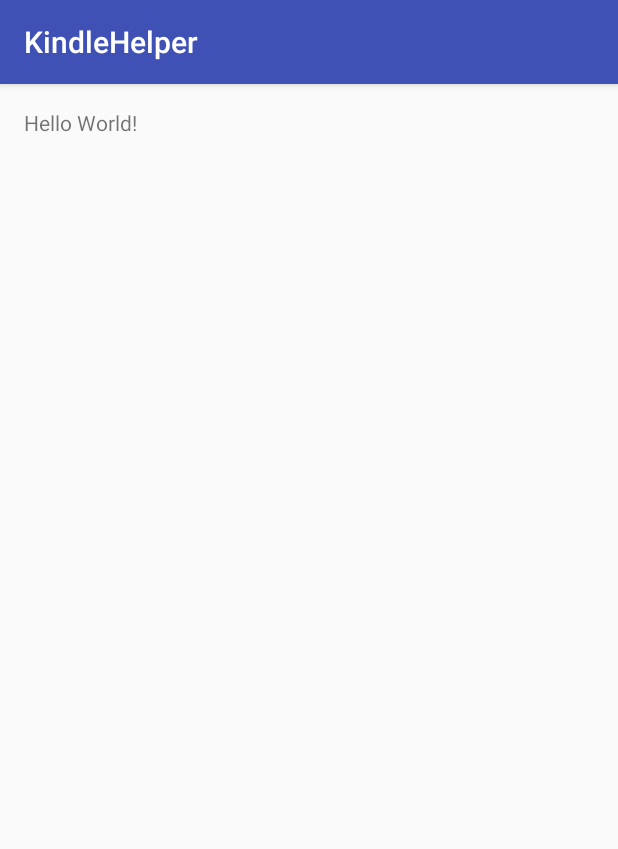
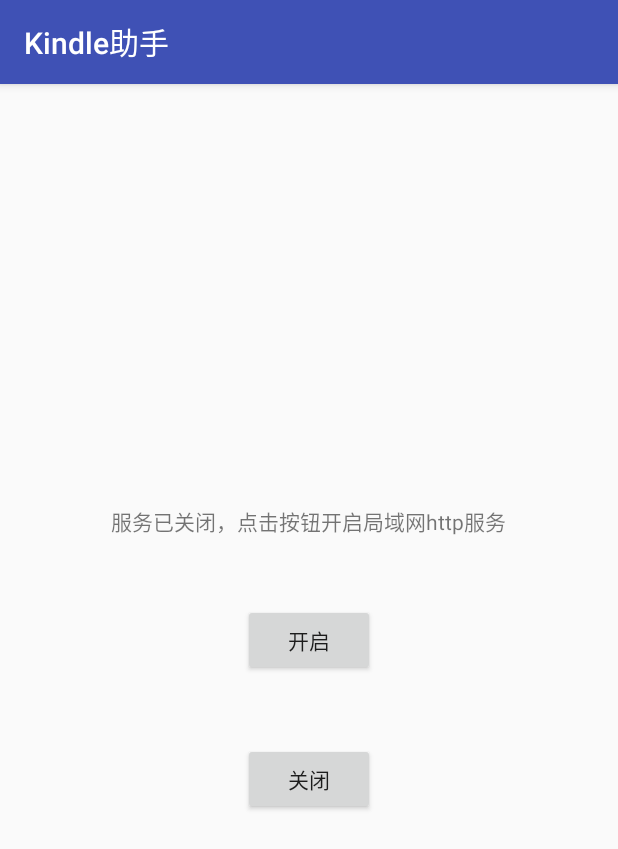
Before and after one commit to Ericwyn/KindleHelper, an Android app: the screen it shows after launch (MainActivity), on a phone screen of 412 x 824 dp. Shown: the top 849 px of the screen. Run offline under Robolectric (Android 15) with nearby library versions, the light colour scheme and no system bars; libraries missing offline, so code that uses them is left out: org.nanohttpd.protocols.

Commit message:
完成了内联网类的编写，成功开启Android端的http服务

```diff
--- a/app/src/main/AndroidManifest.xml
+++ b/app/src/main/AndroidManifest.xml
@@ -1,7 +1,7 @@
 <?xml version="1.0" encoding="utf-8"?>
 <manifest xmlns:android="http://schemas.android.com/apk/res/android"
           package="ericwyn.kindlehelper">
-
+    <uses-permission android:name="android.permission.INTERNET"/>
     <application
         android:allowBackup="true"
         android:icon="@mipmap/ic_launcher"
--- /dev/null
+++ b/app/src/main/java/ericwyn/kindlehelper/HttpServer.java
@@ -0,0 +1,35 @@
+package ericwyn.kindlehelper;
+
+import org.nanohttpd.protocols.http.IHTTPSession;
+import org.nanohttpd.protocols.http.NanoHTTPD;
+import org.nanohttpd.protocols.http.response.Response;
+
+import java.util.Map;
+
+import static org.nanohttpd.protocols.http.response.Response.newFixedLengthResponse;
+
+/**
+ * http服务类
+ * Created by Ericwyn on 2017/2/1.
+ */
+
+public class HttpServer extends NanoHTTPD{
+    public static final int DEFAULT_SERVER_PORT=8080;
+
+    public HttpServer(){
+        super(DEFAULT_SERVER_PORT);
+    }
+
+    @Override
+    public Response serve(IHTTPSession session) {
+        String msg = "<html><body><h1>这是Android服务器上面的一个网页</h1>\n";
+        Map<String, String> parms = session.getParms();
+        if (parms.get("username") == null) {
+            msg += "<form action='?' method='get'>\n  <p>Your name: <input type='text' name='username'></p>\n" + "</form>\n";
+        } else {
+            msg += "<p>Hello, " + parms.get("username") + "!</p>";
+        }
+        return newFixedLengthResponse(msg + "</body></html>\n");
+    }
+
+}
--- a/app/src/main/java/ericwyn/kindlehelper/MainActivity.java
+++ b/app/src/main/java/ericwyn/kindlehelper/MainActivity.java
@@ -1,13 +1,59 @@
 package ericwyn.kindlehelper;
 
+import android.os.Bundle;
 import android.support.v7.app.AppCompatActivity;
-import android.os.Bundle;
+import android.view.View;
+import android.widget.Button;
+import android.widget.TextView;
+
+import java.io.IOException;
 
 public class MainActivity extends AppCompatActivity {
+    private TextView text;
+    private Button button;
+    private Button close;
+
+    private HttpServer server;
 
     @Override
     protected void onCreate(Bundle savedInstanceState) {
         super.onCreate(savedInstanceState);
         setContentView(R.layout.activity_main);
+        button=(Button)findViewById(R.id.btn_open_main);
+        close=(Button)findViewById(R.id.btn_close_main);
+        text=(TextView)findViewById(R.id.text_main);
+        server=new HttpServer();
+
+        button.setOnClickListener(new View.OnClickListener() {
+            @Override
+            public void onClick(View view) {
+                try{
+                    server.start();
+                    text.setText("服务已经开启\n请使用浏览器访问 "+"192.168.1.104"+":"+HttpServer.DEFAULT_SERVER_PORT);
+                }catch (IOException e){
+                    e.printStackTrace();
+                    text.setText(e.getMessage());
+                }
+            }
+        });
+
+        close.setOnClickListener(new View.OnClickListener() {
+            @Override
+            public void onClick(View view) {
+                server.stop();
+                text.setText("服务已关闭，点击按钮开启局域网http服务");
+            }
+        });
+
+
     }
+//    private static String getLocalIpStr(Context context){
+//        WifiManager wifiManager=(WifiManager)context.getSystemService(Context.WIFI_SERVICE);
+//        WifiInfo wifiInfo=wifiManager.getConnectionInfo();
+//        return intToIpAddr(wifiInfo.getIpAddress());
+//    }
+//
+//    private static String intToIpAddr(int ip) {
+//        return (ip & 0xff) + "." + ((ip>>8)&0xff) + "." + ((ip>>16)&0xff) + "." + ((ip>>24)&0xff);
+//    }
 }
--- a/app/src/main/res/layout/activity_main.xml
+++ b/app/src/main/res/layout/activity_main.xml
@@ -1,18 +1,30 @@
 <?xml version="1.0" encoding="utf-8"?>
-<RelativeLayout
+<LinearLayout
     xmlns:android="http://schemas.android.com/apk/res/android"
     xmlns:tools="http://schemas.android.com/tools"
     android:id="@+id/activity_main"
     android:layout_width="match_parent"
     android:layout_height="match_parent"
-    android:paddingBottom="@dimen/activity_vertical_margin"
-    android:paddingLeft="@dimen/activity_horizontal_margin"
-    android:paddingRight="@dimen/activity_horizontal_margin"
-    android:paddingTop="@dimen/activity_vertical_margin"
+    android:orientation="vertical"
+    android:gravity="center"
     tools:context="ericwyn.kindlehelper.MainActivity">
 
     <TextView
+        android:id="@+id/text_main"
         android:layout_width="wrap_content"
         android:layout_height="wrap_content"
-        android:text="Hello World!"/>
-</RelativeLayout>
+        android:text="服务已关闭，点击按钮开启局域网http服务"
+        android:layout_marginBottom="20pt"/>
+
+    <Button
+        android:id="@+id/btn_open_main"
+        android:text="开启"
+        android:layout_width="wrap_content"
+        android:layout_height="wrap_content"
+        android:layout_marginBottom="20pt"/>
+    <Button
+        android:id="@+id/btn_close_main"
+        android:text="关闭"
+        android:layout_width="wrap_content"
+        android:layout_height="wrap_content"/>
+</LinearLayout>
--- a/app/src/main/res/values/strings.xml
+++ b/app/src/main/res/values/strings.xml
@@ -1,3 +1,3 @@
 <resources>
-    <string name="app_name">KindleHelper</string>
+    <string name="app_name">Kindle助手</string>
 </resources>
```
